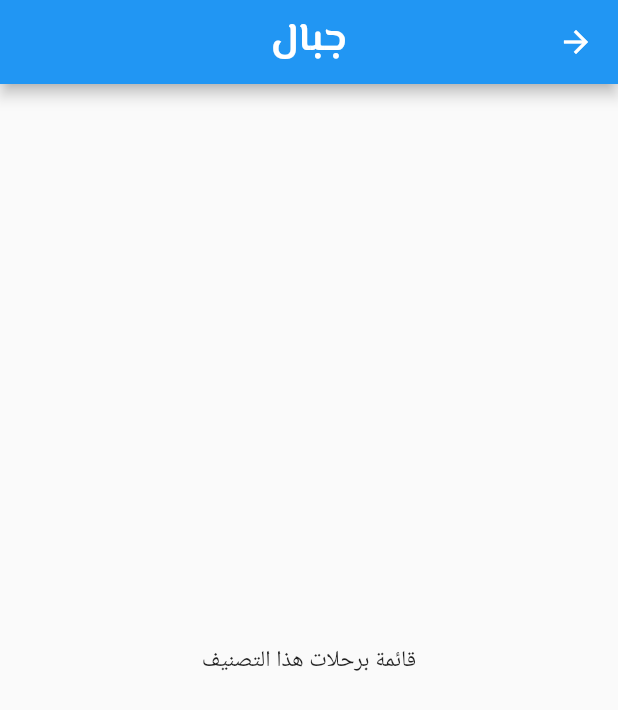
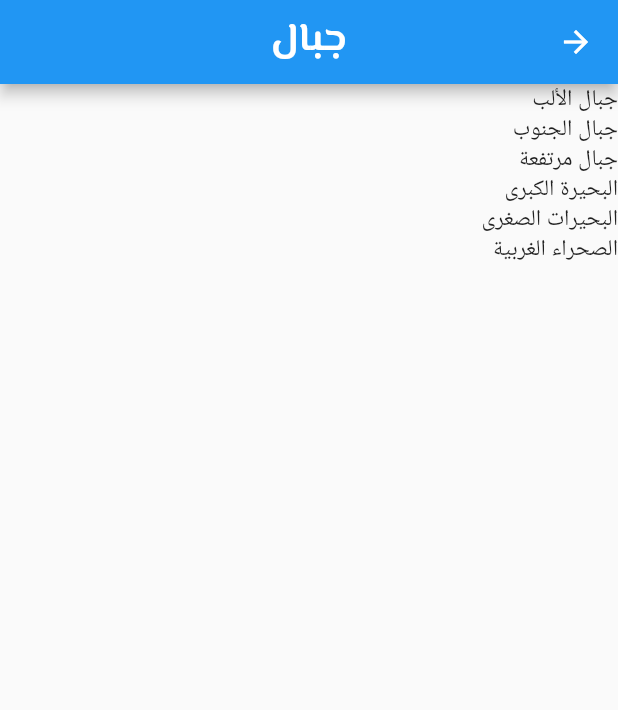
Before and after one commit to irisktaker/traveling_app, a Flutter app: the screen it shows after launch, after a tap on "جبال", on a phone screen of 412 x 824 dp. Shown: the top 710 px of the screen. Run offline on Flutter 3.47's test engine with Material 2 defaults, Android fonts, the light colour scheme and no system bars; network calls fail.

Commit message:
Add Categories Title Using ID C

```diff
--- a/lib/app_data.dart
+++ b/lib/app_data.dart
@@ -3,7 +3,7 @@
 import 'models/category.dart';
 import 'models/trips.dart';
 
-const Categories_data = [
+const categories_data = [
   Category(
     id: 'c1',
     title: 'جبال',
@@ -42,7 +42,7 @@ const Categories_data = [
   ),
 ];
 
-const Trips_data = [
+const trips_data = [
   Trip(
     id: 'm1',
     categories: [
--- a/lib/screens/categories_screens.dart
+++ b/lib/screens/categories_screens.dart
@@ -18,7 +18,7 @@ class CategoriesScreen extends StatelessWidget {
           mainAxisSpacing: 10,
           crossAxisSpacing: 10,
         ),
-        children: Categories_data.map((categoryData) =>
+        children: categories_data.map((categoryData) =>
             CategoryItem(categoryData.id, categoryData.title, categoryData.imageUrl)).toList(),
       ),
     );
--- a/lib/screens/categories_trips_screen.dart
+++ b/lib/screens/categories_trips_screen.dart
@@ -1,4 +1,5 @@
 import 'package:flutter/material.dart';
+import 'package:traveling_app/app_data.dart';
 
 class CategoriesTripsScreen extends StatelessWidget {
   static const screenRoute = '/category-trips';
@@ -9,18 +10,24 @@ class CategoriesTripsScreen extends StatelessWidget {
 
   @override
   Widget build(BuildContext context) {
-
-    final routeArgument = ModalRoute.of(context)!.settings.arguments as Map<String, String>;
+    final routeArgument =
+        ModalRoute.of(context)!.settings.arguments as Map<String, String>;
     final categoryID = routeArgument['id'];
     final categoryTitle = routeArgument['title'];
+    final filterTrips = trips_data.where((trip) {
+      return trip.categories.contains(categoryID);
+    }).toList();
 
     return Scaffold(
       appBar: AppBar(
         centerTitle: true,
         title: Text(categoryTitle!),
       ),
-      body: Center(
-        child: Text("قائمة برحلات هذا التصنيف"),
+      body: ListView.builder(
+        itemBuilder: (ctx, i) {
+          return Text(filterTrips[i].title);
+        },
+        itemCount: filterTrips.length,
       ),
     );
   }
```
